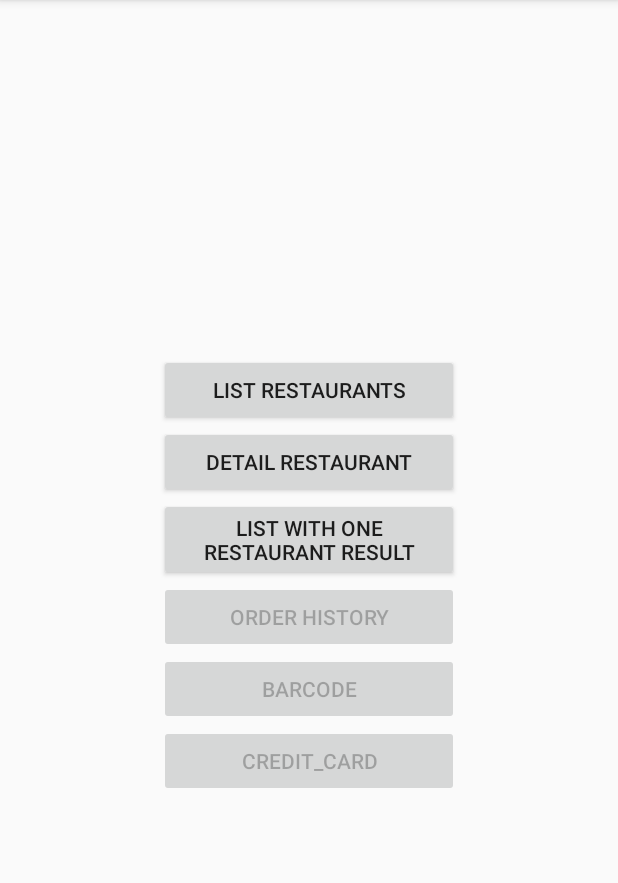
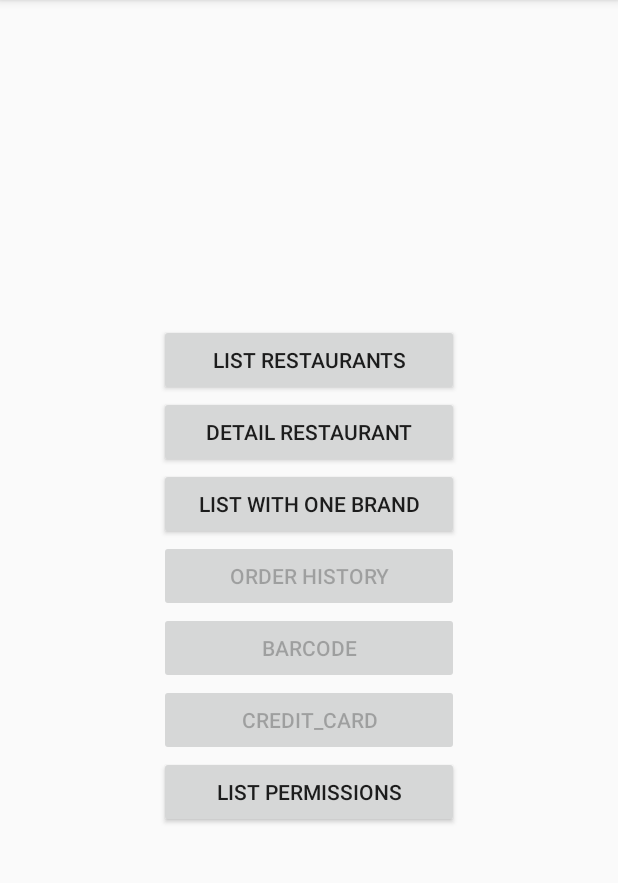
Before and after one commit to Holovko/Maegan_SDK, an Android app: the screen it shows after launch (MainActivity), on a phone screen of 412 x 824 dp, the part 84-967 px from its top. Run offline under Robolectric (Android 15) with nearby library versions, the phone set to English and light mode, and no system bars; libraries missing offline, so code that uses them is left out: com.tacitinnovations.core; 3 statements that could not run were skipped.

Commit message:
Change error getting, get list of permission

```diff
--- a/sample/build.gradle
+++ b/sample/build.gradle
@@ -4,7 +4,7 @@ android {
     compileSdkVersion 25
     buildToolsVersion "25.0.3"
     defaultConfig {
-        applicationId "com.example.tacit.example"
+        applicationId "com.example.tacit.example123"
         minSdkVersion 21
         targetSdkVersion 21
         versionCode 1
@@ -29,7 +29,7 @@ dependencies {
     androidTestCompile('com.android.support.test.espresso:espresso-core:2.2.2', {
         exclude group: 'com.android.support', module: 'support-annotations'
     })
-    compile 'com.tacitinnovations.maegansdk:maegan-sdk:0.8.6'
+    compile 'com.tacitinnovations.maegansdk:maegan-sdk:0.8.7'
     compile 'com.android.support:appcompat-v7:25.3.1'
     compile 'com.android.support.constraint:constraint-layout:1.0.2'
     testCompile 'junit:junit:4.12'
--- a/sample/src/main/res/layout/content_main.xml
+++ b/sample/src/main/res/layout/content_main.xml
@@ -24,7 +24,7 @@
         android:id="@+id/btn_one"
         android:layout_width="@dimen/button_width"
         android:layout_height="wrap_content"
-        android:text="List with one restaurant result" />
+        android:text="List with one brand" />
 
     <Button
         android:id="@+id/btn_order_history"
@@ -46,4 +46,10 @@
         android:layout_height="wrap_content"
         android:enabled="false"
         android:text="credit_card" />
+
+    <Button
+        android:id="@+id/btn_list_permissions"
+        android:layout_width="@dimen/button_width"
+        android:layout_height="wrap_content"
+        android:text="List permissions" />
 </LinearLayout>
```
Also changed, not shown: sample/src/main/java/com/example/tacit/example/MainActivity.java (+54 -25 lines), 1 other file.
